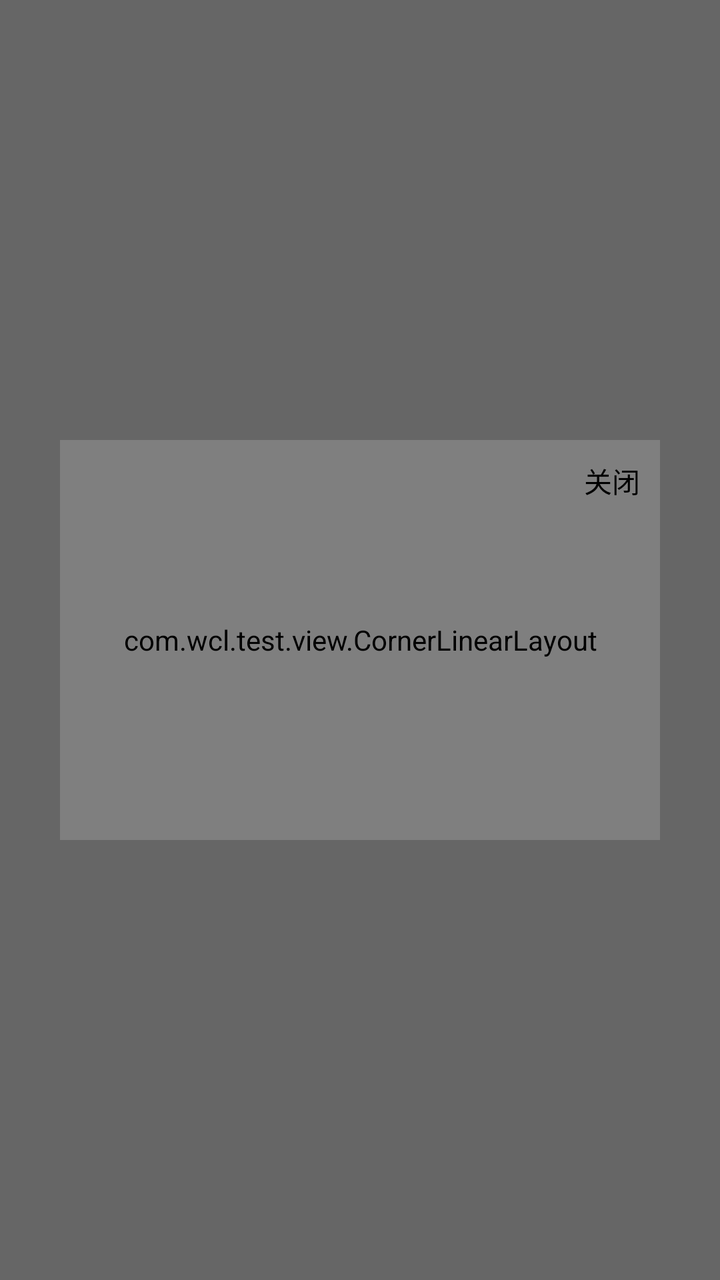
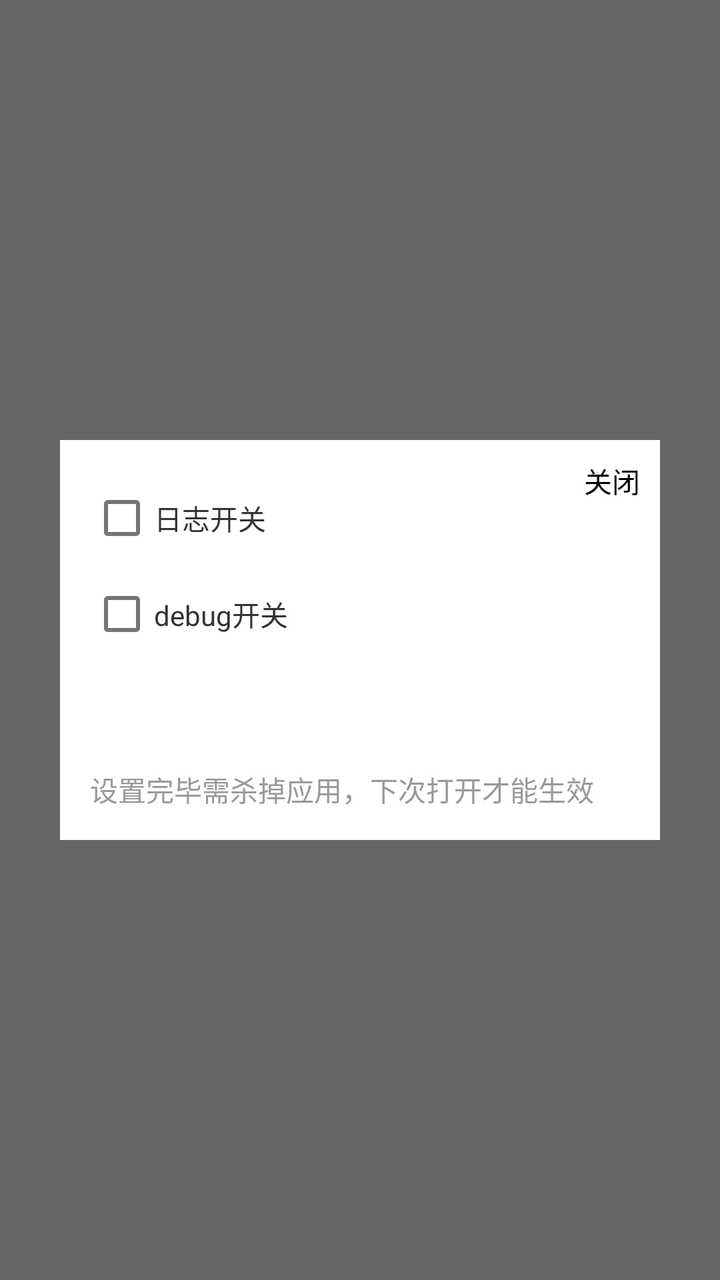

Two renders of the same Android screen: before a commit and after it. Below are the layout's source before the change and the commit's diff.
<!-- AndroidManifest.xml: application theme AppBaseTheme -->
<!-- res/layout/sdk_debug_layout.xml -->
<?xml version="1.0" encoding="utf-8"?>
<RelativeLayout xmlns:android="http://schemas.android.com/apk/res/android"
    xmlns:tools="http://schemas.android.com/tools"
    android:layout_width="match_parent"
    android:layout_height="wrap_content"
    android:background="#99000000"
    android:clickable="true">

    <com.wcl.test.view.CornerLinearLayout
        android:id="@+id/corner"
        android:layout_width="300dp"
        android:layout_height="200dp"
        android:layout_centerInParent="true"
        android:background="#ffffff"
        android:clickable="true"
        android:orientation="vertical"
        android:padding="15dp">

        <CheckBox
            android:id="@+id/log_toggle"
            android:layout_width="wrap_content"
            android:layout_height="wrap_content"
            android:text="日志开关"
            android:textColor="#333333"
            android:textSize="14dp" />

        <CheckBox
            android:id="@+id/debug_toggle"
            android:layout_width="wrap_content"
            android:layout_height="wrap_content"
            android:text="debug开关"
            android:textColor="#333333"
            android:textSize="14dp" />


        <RelativeLayout
            android:layout_width="match_parent"
            android:layout_height="match_parent">

            <TextView
                android:layout_width="wrap_content"
                android:layout_height="wrap_content"
                android:layout_alignParentBottom="true"
                android:text="设置完毕需杀掉应用，下次打开才能生效"
                android:textColor="#999999"
                android:textSize="14dp" />
        </RelativeLayout>
    </com.wcl.test.view.CornerLinearLayout>

    <TextView
        android:id="@+id/close_"
        android:layout_width="wrap_content"
        android:layout_height="wrap_content"
        android:layout_alignTop="@+id/corner"
        android:layout_alignRight="@+id/corner"
        android:padding="10dp"
        android:text="关闭"
        android:textColor="#000000"
        android:textSize="14dp" />

</RelativeLayout>
<!-- resources referenced by this layout -->
<resources>
  <style name="AppBaseTheme" parent="Theme.MaterialComponents.DayNight.NoActionBar">
          <item name="android:windowNoTitle">true</item>
          <item name="android:windowContentOverlay">@null</item>
          <item name="android:forceDarkAllowed" tools:targetApi="q">false</item>
          <item name="android:configChanges">fontScale|orientation|keyboardHidden|locale|navigation|screenSize|uiMode|layoutDirection</item>
          <item name="android:screenOrientation">portrait</item>
      </style>
</resources>

<!-- the commit's change to res/layout/sdk_debug_layout.xml (unified diff, before → after) -->
@@ -6,7 +6,7 @@
     android:background="#99000000"
     android:clickable="true">
 
-    <com.wcl.test.view.CornerLinearLayout
+    <LinearLayout
         android:id="@+id/corner"
         android:layout_width="300dp"
         android:layout_height="200dp"
@@ -45,7 +45,7 @@
                 android:textColor="#999999"
                 android:textSize="14dp" />
         </RelativeLayout>
-    </com.wcl.test.view.CornerLinearLayout>
+    </LinearLayout>
 
     <TextView
         android:id="@+id/close_"
